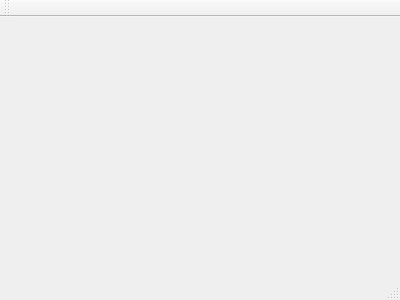
Above: mainwindow.ui from luankjs/TaskManager before the change. Below: the same form after it.
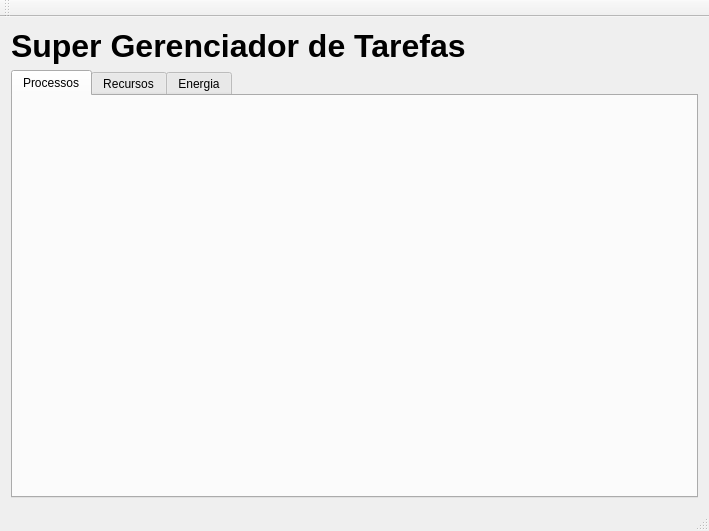
That is the form after the change.

Commit message: Adds base layout

What changed in the file:
```diff
--- a/mainwindow.ui
+++ b/mainwindow.ui
@@ -1,24 +1,78 @@
 <ui version="4.0">
  <class>MainWindow</class>
- <widget class="QMainWindow" name="MainWindow" >
-  <property name="geometry" >
+ <widget class="QMainWindow" name="MainWindow">
+  <property name="geometry">
    <rect>
     <x>0</x>
     <y>0</y>
-    <width>400</width>
-    <height>300</height>
+    <width>709</width>
+    <height>531</height>
    </rect>
   </property>
   <property name="windowTitle" >
    <string>MainWindow</string>
   </property>
-  <widget class="QMenuBar" name="menuBar" />
-  <widget class="QToolBar" name="mainToolBar" />
-  <widget class="QWidget" name="centralWidget" />
-  <widget class="QStatusBar" name="statusBar" />
+  <widget class="QWidget" name="centralWidget">
+   <layout class="QVBoxLayout" name="verticalLayout">
+    <item>
+     <widget class="QLabel" name="label">
+      <property name="font">
+       <font>
+        <pointsize>24</pointsize>
+        <weight>75</weight>
+        <bold>true</bold>
+       </font>
+      </property>
+      <property name="text">
+       <string>Super Gerenciador de Tarefas</string>
+      </property>
+     </widget>
+    </item>
+    <item>
+     <widget class="QTabWidget" name="tabWidget">
+      <property name="currentIndex">
+       <number>0</number>
+      </property>
+      <widget class="QWidget" name="tabProcess">
+       <attribute name="title">
+        <string>Processos</string>
+       </attribute>
+      </widget>
+      <widget class="QWidget" name="tabResources">
+       <attribute name="title">
+        <string>Recursos</string>
+       </attribute>
+      </widget>
+      <widget class="QWidget" name="tabEnergy">
+       <attribute name="title">
+        <string>Energia</string>
+       </attribute>
+      </widget>
+     </widget>
+    </item>
+   </layout>
+  </widget>
+  <widget class="QMenuBar" name="menuBar">
+   <property name="geometry">
+    <rect>
+     <x>0</x>
+     <y>0</y>
+     <width>709</width>
+     <height>19</height>
+    </rect>
+   </property>
+  </widget>
+  <widget class="QToolBar" name="mainToolBar">
+   <attribute name="toolBarArea">
+    <enum>TopToolBarArea</enum>
+   </attribute>
+   <attribute name="toolBarBreak">
+    <bool>false</bool>
+   </attribute>
+  </widget>
+  <widget class="QStatusBar" name="statusBar"/>
  </widget>
- <layoutDefault spacing="6" margin="11" />
- <pixmapfunction></pixmapfunction>
+ <layoutdefault spacing="6" margin="11"/>
  <resources/>
  <connections/>
 </ui>
```
Left out of the diff: 5 changed lines with no effect on the pictures.
